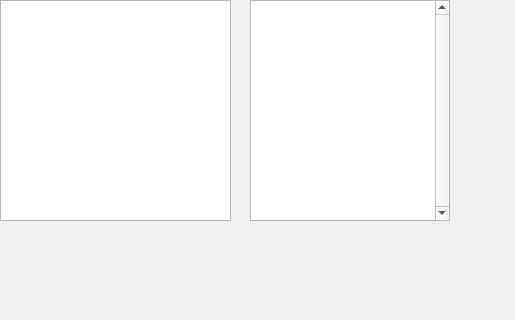
First picture: the form in 3 sem/4/MobileRobots.ui, repository MyLibh/mephi-icis-ib-inf-labs, before the edit.
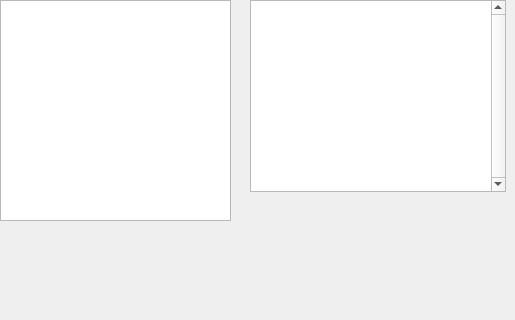
Second picture: the form after the edit.

Diff of the .ui file:
```diff
--- a/3 sem/4/MobileRobots.ui
+++ b/3 sem/4/MobileRobots.ui
@@ -86,8 +86,8 @@
      <rect>
       <x>250</x>
       <y>0</y>
-      <width>200</width>
-      <height>221</height>
+      <width>256</width>
+      <height>192</height>
      </rect>
     </property>
     <property name="sizePolicy">
```
